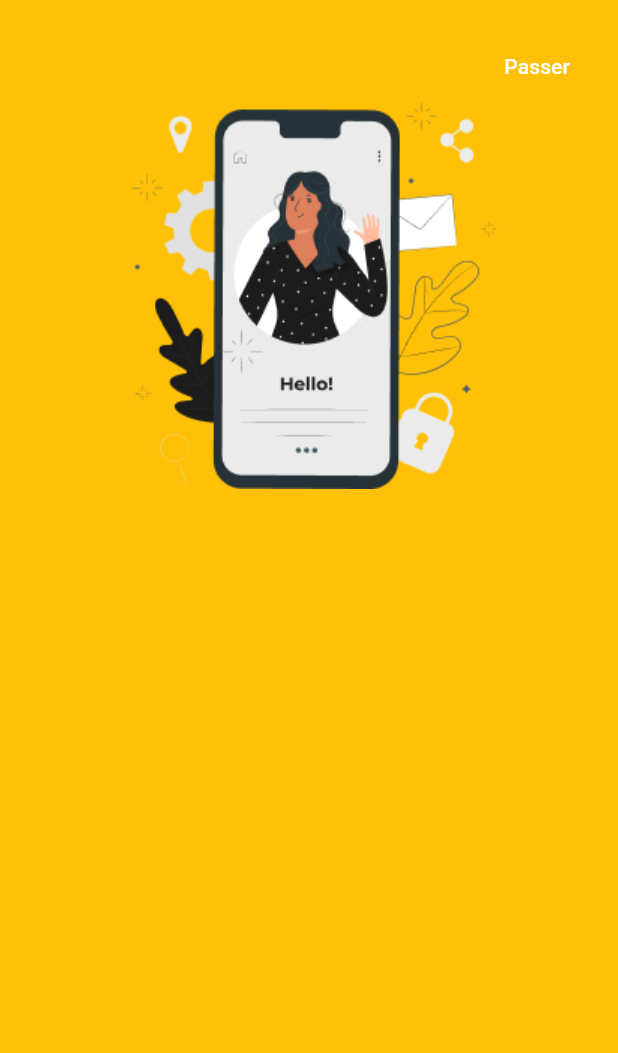
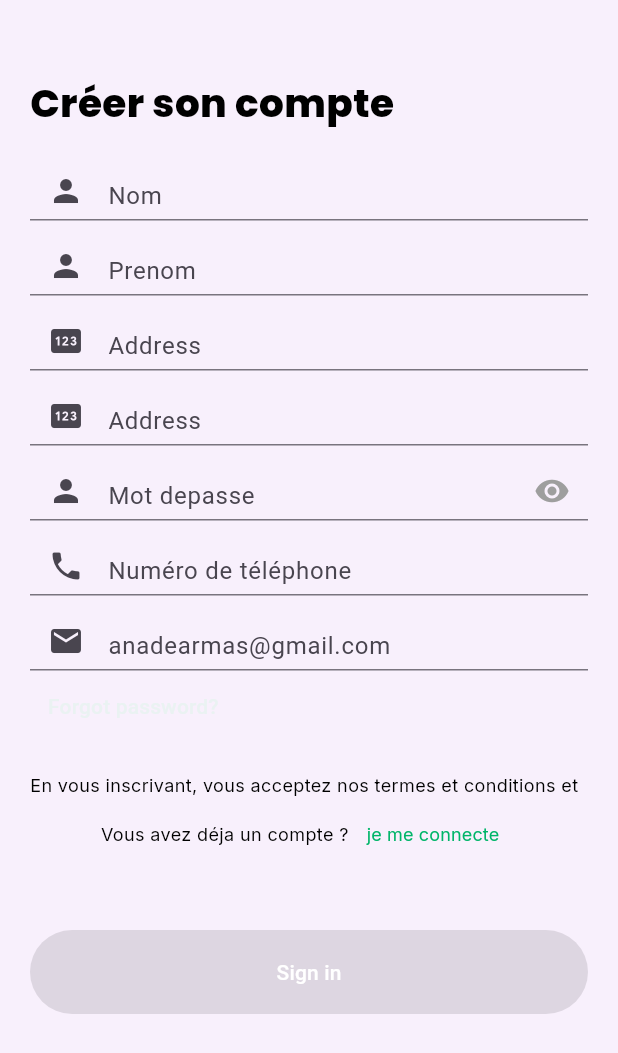
Before and after one commit to la-aisha/flutterinit, a Flutter app: the screen it shows after launch, on a phone screen of 412 x 824 dp. Shown: the top 1053 px of the screen. Run offline on Flutter 3.47's test engine with Material 3 defaults, Android fonts, the phone set to English and light mode, and no system bars; our stand-ins replace connectivity_plus, google_fonts, image_picker.

Commit message:
register

```diff
--- a/lib/global/colors.dart
+++ b/lib/global/colors.dart
@@ -2,7 +2,9 @@ import 'package:flutter/material.dart';
 
 class AppColors {
   static const Color myColor = Color.fromRGBO(234, 242, 242, 1);
-  static const Color background = Color(0xF8FAFC);
+  static const Color jaune = Color.fromRGBO(255, 204, 72, 1);
+static const Color vert = Color.fromRGBO(0, 181, 105, 1);
+
   static const Color myColor2 = Color.fromARGB(236, 190, 140, 1);
   static const Color mypink = Color.fromRGBO(219, 39, 119, 1);
   static const Color backbutton = Color.fromRGBO(3, 148, 71, 0.1);
--- a/lib/main.dart
+++ b/lib/main.dart
@@ -6,6 +6,7 @@ import 'package:gesturb/screens/login/login.dart';
 import 'package:gesturb/screens/onboarding.dart';
 import 'package:gesturb/screens/password/new_password.dart';
 import 'package:gesturb/screens/password/password_forgotten.dart';
+import 'package:gesturb/screens/register/register.dart';
 
 import 'package:provider/provider.dart';
 
@@ -30,7 +31,7 @@ class MyApp extends StatelessWidget {
    return MaterialApp(
         debugShowCheckedModeBanner: false,
         // ...
-        home: OnboardingPage(),
+        home: Register(),
 
     );
   }
--- /dev/null
+++ b/lib/screens/register/register.dart
@@ -0,0 +1,427 @@
+import 'package:flutter/material.dart';
+import 'package:provider/provider.dart';
+import 'package:gesturb/global/colors.dart';
+import 'package:gesturb/methods/common_methods.dart';
+import 'package:gesturb/models/requests/Register_request.dart';
+import 'package:gesturb/providers/auth_provider.dart';
+import 'package:gesturb/utils/title.dart';
+
+class Register extends StatefulWidget {
+  const Register({Key? key});
+
+  @override
+  State<Register> createState() => _RegisterState();
+}
+
+class _RegisterState extends State<Register> {
+  late TextEditingController emailController;
+  late TextEditingController passwordController;
+  late TextEditingController prenomController;
+  late TextEditingController nomController;
+  late TextEditingController addressController;
+  late TextEditingController communeController;
+  late TextEditingController phoneController;
+
+
+  bool isactive = false;
+  bool isPasswordVisible = false;
+  final CommonMethods commonMethods = CommonMethods();
+
+  @override
+  void initState() {
+    super.initState();
+    // role = 2;
+    emailController = TextEditingController();
+    passwordController = TextEditingController();
+    prenomController = TextEditingController();
+    nomController = TextEditingController();
+    addressController = TextEditingController();
+    communeController = TextEditingController();
+    phoneController = TextEditingController();
+
+    emailController.addListener(updateActiveState);
+    passwordController.addListener(updateActiveState);
+    prenomController.addListener(updateActiveState);
+    nomController.addListener(updateActiveState);
+    addressController.addListener(updateActiveState);
+    communeController.addListener(updateActiveState);
+    phoneController.addListener(updateActiveState);
+
+
+  }
+
+  @override
+  void dispose() {
+    emailController.dispose();
+    passwordController.dispose();
+    prenomController.dispose();
+    nomController.dispose();
+    communeController.dispose();
+    addressController.dispose();
+    phoneController.dispose();
+    super.dispose();
+  }
+
+  /* void updateActiveState() {
+    final isActive = emailController.text.isNotEmpty &&
+        passwordController.text.isNotEmpty &&
+        prenomController.text.isNotEmpty &&
+        nomController.text.isNotEmpty &&
+        communeController.text.isEmpty &&
+        addressController.text.isEmpty &&
+        phoneController.text.isNotEmpty; // Added condition for phoneController
+    setState(() {
+      isactive = isActive;
+    });
+  }
+ */
+void updateActiveState() {
+    final isActive = emailController.text.isNotEmpty &&
+        passwordController.text.isNotEmpty &&
+        prenomController.text.isNotEmpty &&
+        nomController.text.isNotEmpty &&
+        phoneController.text
+            .isNotEmpty;
+    setState(() {
+      isactive = isActive;
+    });
+  }
+
+  @override
+  Widget build(BuildContext context) {
+    /*  Register() {
+      final ap = Provider.of<AuthProvider>(context, listen: false);
+      RegisterRequest RegisterRequest = RegisterRequest(
+          email: emailController.text, password: passwordController.text);
+      var result = ap.RegisterProvider(RegisterRequest, context);
+      return result;
+    } */
+
+    checkConnectivity() {
+      commonMethods.checkConnectivity(context);
+      // Register();
+    }
+
+    return Scaffold(
+      backgroundColor: const Color.fromRGBO(248, 240, 252, 1),
+      body: SafeArea(
+        child: Padding(
+          padding: const EdgeInsets.symmetric(horizontal: 20, vertical: 20),
+          child: Column(
+            mainAxisAlignment: MainAxisAlignment.start,
+            crossAxisAlignment: CrossAxisAlignment.start,
+            children: [
+              const SizedBox(
+                height: 30,
+              ),
+              TitleText(
+                  data: 'Créer son compte',
+                  color: Colors.black,
+                  size: 26,
+                  weight: FontWeight.w800,
+                  maxLines: 1,
+                  overflow: TextOverflow.clip,
+                  fontFamily: 'Poppins'),
+              const SizedBox(
+                height: 20,
+              ),
+              SizedBox(
+                height: 40,
+                child: TextField(
+                  controller: nomController,
+                  onChanged: (value) {
+                    updateActiveState();
+                  },
+                  decoration: const InputDecoration(
+                    prefixIcon: Icon(Icons.person),
+                    hintText: 'Nom',
+                    labelStyle: TextStyle(color: Colors.black38),
+                    fillColor: Colors.grey,
+                    focusColor: Colors.grey,
+                    /* border: OutlineInputBorder(
+                      borderRadius: BorderRadius.circular(10),
+                      borderSide: BorderSide(
+                        width: 3.0,
+                      ),
+                    ), */
+                  ),
+                  keyboardType: TextInputType.name,
+                ),
+              ),
+              const SizedBox(
+                height: 10,
+              ),
+              SizedBox(
+                height: 40,
+                child: TextField(
+                  controller: prenomController,
+                  onChanged: (value) {
+                    updateActiveState();
+                  },
+                  decoration: const InputDecoration(
+                    prefixIcon: Icon(Icons.person),
+                    hintText: 'Prenom',
+                    labelStyle: TextStyle(color: Colors.black38),
+                    fillColor: Colors.grey,
+                    focusColor: Colors.grey,
+                  ),
+                  keyboardType: TextInputType.name,
+                ),
+              ),
+              const SizedBox(
+                height: 10,
+              ),
+              SizedBox(
+                height: 40,
+                child: TextField(
+                  controller: addressController,
+                  onChanged: (value) {
+                    updateActiveState();
+                  },
+                  decoration: const InputDecoration(
+                    prefixIcon: Icon(Icons.pin),
+                    hintText: 'Address',
+                    labelStyle: TextStyle(color: Colors.black38),
+                    fillColor: Colors.grey,
+                    focusColor: Colors.grey,
+                  ),
+                  keyboardType: TextInputType.name,
+                ),
+              ),
+               const SizedBox(
+                height: 10,
+              ),
+              SizedBox(
+                height: 40,
+                child: TextField(
+                  controller: communeController,
+                  onChanged: (value) {
+                    updateActiveState();
+                  },
+                  decoration: const InputDecoration(
+                    prefixIcon: Icon(Icons.pin),
+                    hintText: 'Address',
+                    labelStyle: TextStyle(color: Colors.black38),
+                    fillColor: Colors.grey,
+                    focusColor: Colors.grey,
+                  ),
+                  keyboardType: TextInputType.name,
+                ),
+              ),
+              const SizedBox(
+                height: 10,
+              ),
+              SizedBox(
+                  height: 40,
+                  child: TextField(
+                    controller: passwordController,
+                    onChanged: (value) {
+                      updateActiveState();
+                    },
+                    decoration: InputDecoration(
+                      prefixIcon: const Icon(Icons.person),
+                      hintText: 'Mot depasse',
+
+                      // labelText: "Password",
+                      fillColor: Colors.grey,
+                      focusColor: Colors.grey,
+                      /* border: OutlineInputBorder(
+                        borderRadius: BorderRadius.circular(10),
+                        borderSide: BorderSide(
+                          width: 3.0,
+                        ),
+                      ), */
+                      suffixIcon: IconButton(
+                        icon: Icon(
+                          isPasswordVisible
+                              ? Icons.visibility_off
+                              : Icons.visibility,
+                          color: Colors.grey,
+                        ),
+                        onPressed: () {
+                          setState(() {
+                            isPasswordVisible = !isPasswordVisible;
+                          });
+                        },
+                      ),
+                    ),
+                    obscureText: !isPasswordVisible,
+                    keyboardType: TextInputType.visiblePassword,
+                  )),
+                const SizedBox(
+                height: 10,
+              ),
+              SizedBox(
+                height: 40,
+                child: TextField(
+                  controller: phoneController,
+                  onChanged: (value) {
+                    updateActiveState();
+                  },
+                  decoration: const InputDecoration(
+                    prefixIcon: Icon(Icons.phone),
+                    hintText: 'Numéro de téléphone',
+                    labelStyle: TextStyle(color: Colors.black38),
+                    fillColor: Colors.grey,
+                    focusColor: Colors.grey,
+                  ),
+                  keyboardType: TextInputType.name,
+                ),
+              ),
+              const SizedBox(
+                height: 10,
+              ),
+              SizedBox(
+                height: 40,
+                child: TextField(
+                  controller: emailController,
+                  onChanged: (value) {
+                    updateActiveState();
+                  },
+                  decoration: const InputDecoration(
+                    prefixIcon: Icon(Icons.email),
+                    hintText: 'anadearmas@gmail.com',
+                    labelStyle: TextStyle(color: Colors.black38),
+                    fillColor: Colors.grey,
+                    focusColor: Colors.grey,
+                  ),
+                  keyboardType: TextInputType.name,
+                ),
+              ),
+              TextButton(
+                onPressed: () {
+                  // Handle the action when the user presses "Forgot password"
+                  print('Forgot password');
+                },
+                child: const Text(
+                  'Forgot password?',
+                  style: TextStyle(
+                    color: AppColors.myColor,
+                  ),
+                ),
+              ),
+              const SizedBox(
+                height: 20,
+              ),
+
+             /*  SizedBox(
+                height: 20,
+              ),
+              GestureDetector(
+                onTap: () {},
+                child: Container(
+                  color: Color.fromARGB(249, 245, 243, 243),
+                  height: 48,
+                  child: Row(
+                    mainAxisAlignment: MainAxisAlignment.spaceEvenly,
+                    children: [
+                      Image.asset(
+                        'images/googleLogo.png',
+                        width: 20,
+                      ),
+                      TitleText(
+                        data: 'Sign in with Google',
+                        color: Colors.black,
+                        size: 16,
+                        weight: FontWeight.normal,
+                        maxLines: 1,
+                        overflow: TextOverflow.clip,
+                        fontFamily: 'Inter',
+                      ),
+                    ],
+                  ),
+                ),
+              ), */
+             /*  SizedBox(
+                height: 100,
+              ),
+              */
+
+               TitleText(
+                data: 'En vous inscrivant, vous acceptez nos termes et conditions et Politique de confidentialité',
+                color: Colors.black,
+                size: 12,
+                weight: FontWeight.normal,
+                maxLines: 1,
+                overflow: TextOverflow.clip,
+                fontFamily: 'Inter',
+              ),
+
+              Align(
+                alignment: Alignment.center,
+                child: Row(
+                  crossAxisAlignment: CrossAxisAlignment.center,
+                  mainAxisAlignment: MainAxisAlignment.center,
+                  children: [
+                    TitleText(
+                      data: 'Vous avez déja un compte ?',
+                      color: Colors.black,
+                      size: 12,
+                      weight: FontWeight.normal,
+                      maxLines: 1,
+                      overflow: TextOverflow.clip,
+                      fontFamily: 'Inter',
+                    ),
+                    TextButton(
+                      onPressed: () {
+                        /*  Navigator.push(
+                            context,
+                            MaterialPageRoute(
+                                builder: (context) => Register())); */
+                      },
+                      child:  TitleText(
+                      data: 'je me connecte',
+                      color: AppColors.vert,
+                      size: 12,
+                      weight: FontWeight.normal,
+                      maxLines: 1,
+                      overflow: TextOverflow.clip,
+                      fontFamily: 'Inter',
+                    ),
+                    ),
+                  ],
+                ),
+              ),
+              const SizedBox(
+                height: 40,
+              ),
+              ElevatedButton(
+                onPressed: isactive
+                    ? () {
+                        checkConnectivity();
+                      }
+                    : null,
+                style: ElevatedButton.styleFrom(
+                  //onSurface: AppColors.myColor,
+                  backgroundColor: AppColors.vert,
+                ),
+                child: Container(
+                  width: 400,
+                  height: 56,
+                  decoration: BoxDecoration(
+                    borderRadius: BorderRadius.circular(8),
+                  ),
+                  child: const Center(
+                    child: Text(
+                      'Sign in',
+                      style: TextStyle(color: Colors.white),
+                    ),
+                  ),
+                ),
+              ),
+            ],
+          ),
+        ),
+      ),
+    );
+  }
+
+  Container greyLine(double valMargin) {
+    return Container(
+      width: 133,
+      height: 1,
+      color: const Color(0xFFD9D9D9),
+      margin: EdgeInsets.only(left: valMargin),
+    );
+  }
+}
--- a/lib/utils/titleoption.dart
+++ b/lib/utils/titleoption.dart
@@ -11,14 +11,18 @@ class TitleOption extends Text {
     required Color color ,
     required double size ,
     required FontWeight weight ,
+    TextAlign? textAlign,
+
     FontStyle? style , })
   :super(
     data,
-    style : GoogleFonts.salsa(
+    style : GoogleFonts.poppins(
       color: color ,
       fontSize:size ,
       fontWeight :weight ,
-    )
+    ),
+    textAlign: textAlign
+
 
 
   );
--- a/pubspec.yaml
+++ b/pubspec.yaml
@@ -78,7 +78,7 @@ flutter:
     - images/group.png
     - images/email.png
     - images/message.png
-    - images/onb1.png
+    - images/on1.png
     - images/onb2.png
     - images/onb3.png
 
```
Also changed, not shown: lib/screens/onboarding.dart (+86 -11 lines), images/on1.png (renamed from images/onb1.png).
